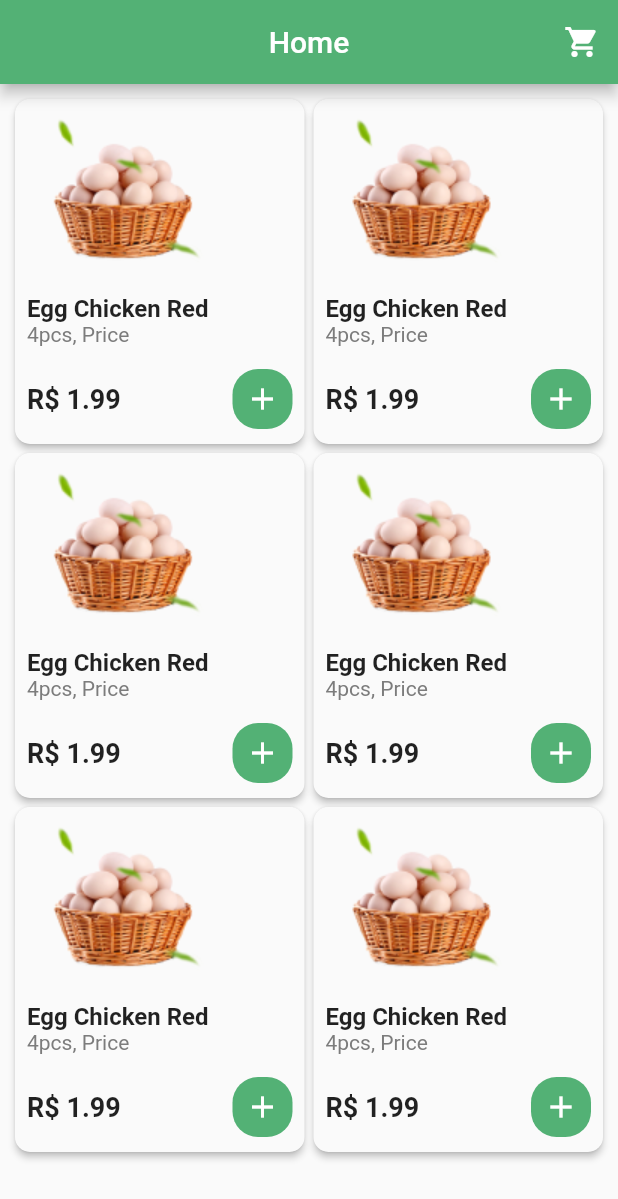
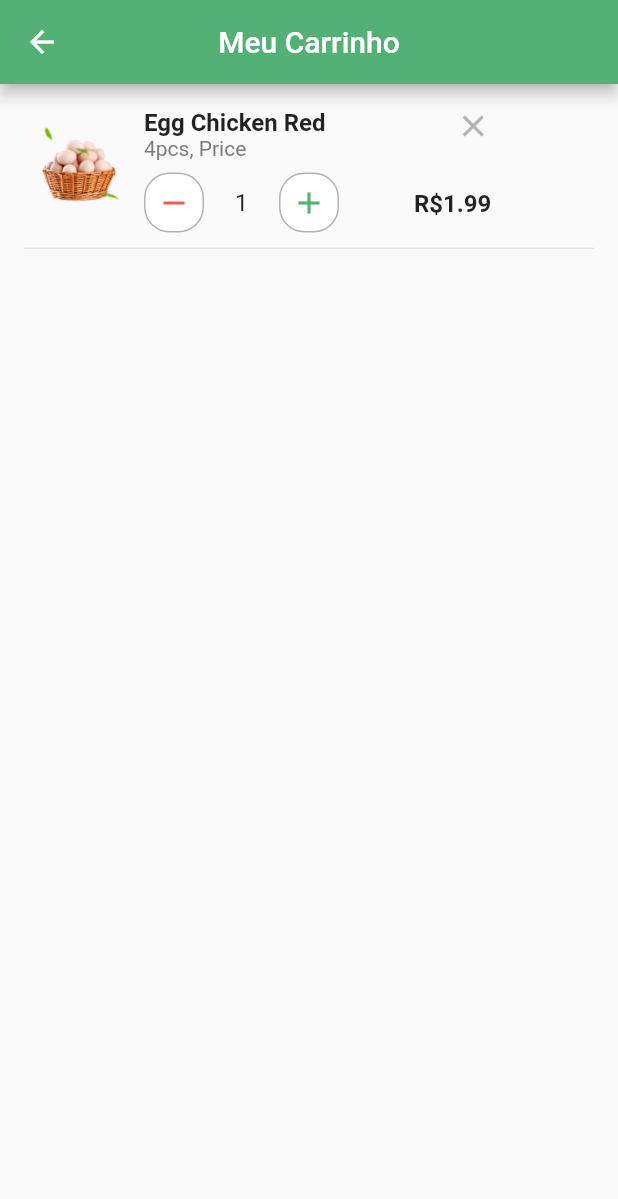
Before and after one commit to notria-12/carrinho_de_compras_mobx, a Flutter app: the screen it shows after launch, after a tap on the "shopping cart" icon, on a phone screen of 412 x 824 dp. Shown: the top 1199 px of the screen. Run offline on Flutter 3.47's test engine with Material 2 defaults, Android fonts, the phone set to English and light mode, and no system bars.

Commit message:
create item cart widget

```diff
--- a/lib/shared/widgets/item_cart_widget.dart
+++ b/lib/shared/widgets/item_cart_widget.dart
@@ -10,6 +10,95 @@ class ItemCartWidget extends StatefulWidget {
 class _ItemCartWidgetState extends State<ItemCartWidget> {
   @override
   Widget build(BuildContext context) {
-    return Container();
+    return Container(
+      height: 100,
+      // color: Colors.blueAccent,
+      padding: EdgeInsets.symmetric(vertical: 8),
+      child: Row(
+        children: [
+          Container(
+            width: 70,
+            height: 65,
+            child: Image.asset('assets/images/eggs.png'),
+          ),
+          SizedBox(
+            width: 10,
+          ),
+          Container(
+            width: 130,
+            child: Column(
+              crossAxisAlignment: CrossAxisAlignment.start,
+              children: [
+                Text(
+                  'Egg Chicken Red',
+                  style: TextStyle(fontSize: 16, fontWeight: FontWeight.w700),
+                ),
+                Text(
+                  '4pcs, Price',
+                  style: TextStyle(
+                      fontSize: 14,
+                      // fontWeight: FontWeight.w700,
+                      color: Color.fromRGBO(124, 124, 124, 1)),
+                ),
+                SizedBox(
+                  height: 8,
+                ),
+                Row(
+                  mainAxisAlignment: MainAxisAlignment.spaceBetween,
+                  children: [
+                    Container(
+                      height: 40,
+                      width: 40,
+                      decoration: BoxDecoration(
+                          borderRadius: BorderRadius.circular(17),
+                          color: Colors.white,
+                          border: Border.all(
+                              color: Color.fromRGBO(179, 179, 179, 1))),
+                      child: Center(
+                          child: Icon(
+                        Icons.remove,
+                        color: Colors.redAccent,
+                      )),
+                    ),
+                    Text(
+                      '1',
+                      style:
+                          TextStyle(fontSize: 16, fontWeight: FontWeight.w400),
+                    ),
+                    Container(
+                        height: 40,
+                        width: 40,
+                        decoration: BoxDecoration(
+                            borderRadius: BorderRadius.circular(17),
+                            color: Colors.white,
+                            border: Border.all(
+                                color: Color.fromRGBO(179, 179, 179, 1))),
+                        child: Center(
+                          child: Icon(Icons.add,
+                              color: Color.fromRGBO(83, 177, 117, 1)),
+                        )),
+                  ],
+                )
+              ],
+            ),
+          ),
+          SizedBox(
+            width: 50,
+          ),
+          Column(
+            mainAxisAlignment: MainAxisAlignment.start,
+            crossAxisAlignment: CrossAxisAlignment.end,
+            children: [
+              Icon(Icons.close, color: Color.fromRGBO(179, 179, 179, 1)),
+              SizedBox(height: 30),
+              Text(
+                "R\$1.99",
+                style: TextStyle(fontSize: 16, fontWeight: FontWeight.bold),
+              ),
+            ],
+          )
+        ],
+      ),
+    );
   }
 }
--- /dev/null
+++ b/lib/views/cart_page.dart
@@ -0,0 +1,33 @@
+import 'package:carrinho_de_compras/shared/widgets/item_cart_widget.dart';
+import 'package:flutter/material.dart';
+
+class CartPage extends StatefulWidget {
+  const CartPage({Key? key}) : super(key: key);
+
+  @override
+  _CartPageState createState() => _CartPageState();
+}
+
+class _CartPageState extends State<CartPage> {
+  @override
+  Widget build(BuildContext context) {
+    return Scaffold(
+      appBar: AppBar(
+        backgroundColor: Color.fromRGBO(83, 177, 117, 1),
+        title: Text('Meu Carrinho'),
+        centerTitle: true,
+      ),
+      body: Container(
+        padding: EdgeInsets.symmetric(horizontal: 16, vertical: 8),
+        child: Column(
+          children: [
+            ItemCartWidget(),
+            Divider(
+              height: 3,
+            )
+          ],
+        ),
+      ),
+    );
+  }
+}
--- a/lib/views/home_page.dart
+++ b/lib/views/home_page.dart
@@ -1,4 +1,5 @@
 import 'package:carrinho_de_compras/shared/widgets/product_card_widget.dart';
+import 'package:carrinho_de_compras/views/cart_page.dart';
 import 'package:flutter/material.dart';
 import 'package:flutter_staggered_grid_view/flutter_staggered_grid_view.dart';
 
@@ -13,7 +14,12 @@ class HomePage extends StatelessWidget {
         title: Text('Home'),
         centerTitle: true,
         actions: [
-          IconButton(onPressed: () {}, icon: Icon(Icons.shopping_cart))
+          IconButton(
+              onPressed: () {
+                Navigator.of(context)
+                    .push(MaterialPageRoute(builder: (context) => CartPage()));
+              },
+              icon: Icon(Icons.shopping_cart))
         ],
       ),
       body: Padding(
```
